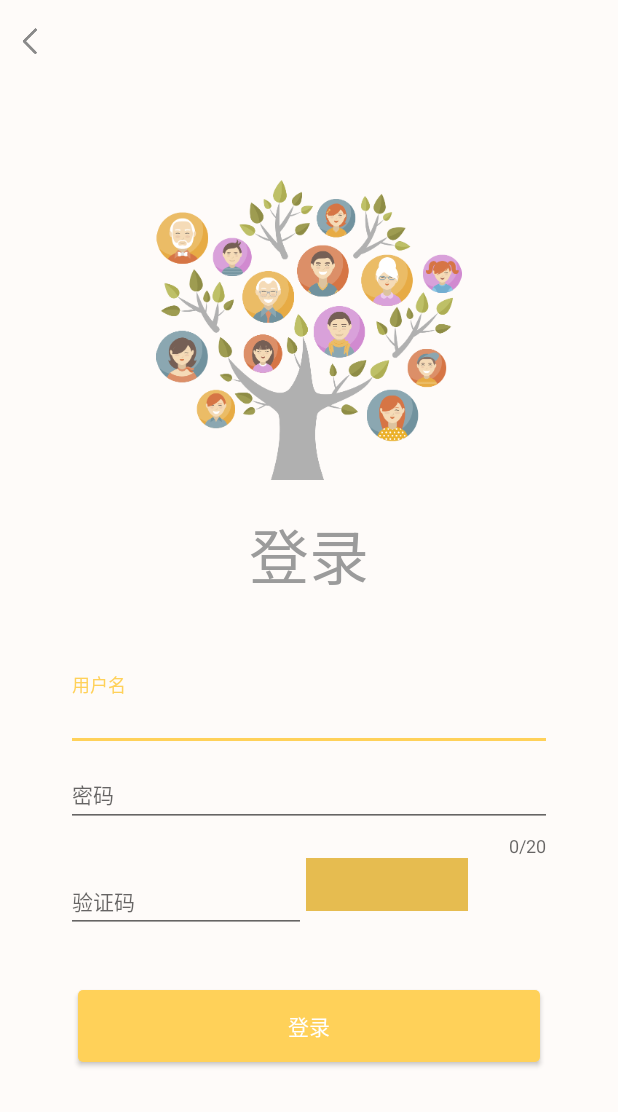
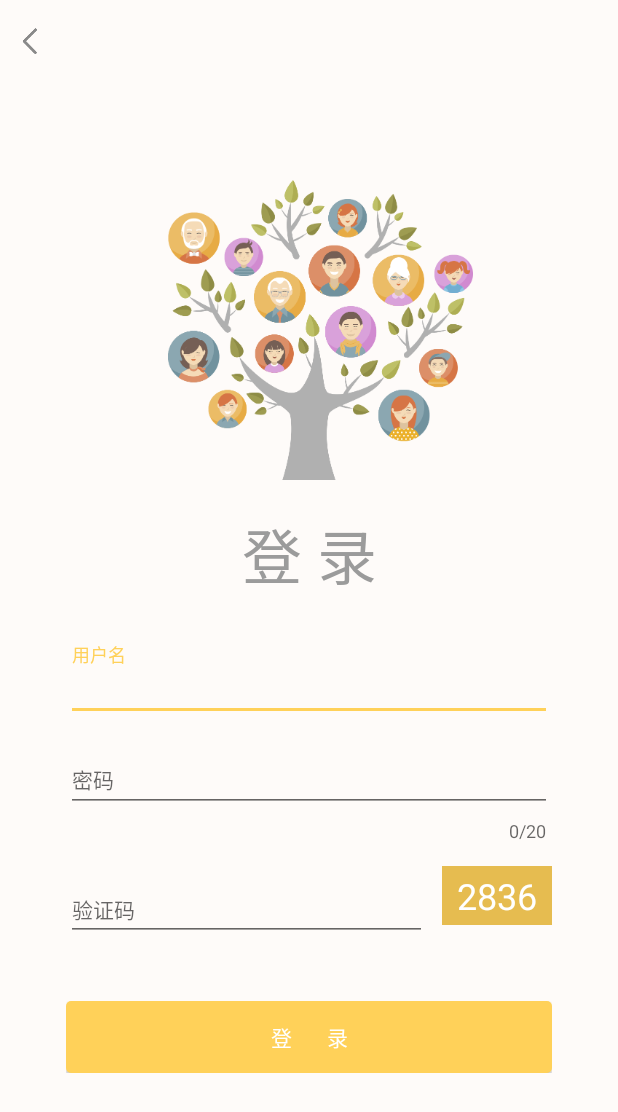
Before and after one commit to Lyrain02/Reunion, an Android app: the loginActivity screen opened directly, with no data from a screen before it, on a phone screen of 412 x 824 dp. Shown: the top 1112 px of the screen. Run offline under Robolectric (Android 15) with nearby library versions, the phone set to English and light mode, and no system bars.

Commit message:
update login

```diff
--- a/app/src/main/res/layout/activity_login.xml
+++ b/app/src/main/res/layout/activity_login.xml
@@ -26,6 +26,7 @@
             android:id="@+id/imageView"
             android:layout_width="match_parent"
             android:layout_height="200dp"
+            android:layout_marginLeft="15dp"
             app:srcCompat="@drawable/familytree" />
 
     </RelativeLayout>
@@ -35,7 +36,7 @@
         android:layout_width="match_parent"
         android:layout_height="wrap_content"
         android:gravity="center"
-        android:text="登录"
+        android:text="登 录"
         android:textColor="@color/grey"
         android:textSize="40dp" />
 
@@ -43,26 +44,29 @@
         android:layout_width="match_parent"
         android:layout_height="374dp"
         android:paddingLeft="44dp"
-        android:paddingTop="50dp"
+        android:paddingTop="20dp"
         android:orientation="vertical"
         android:paddingRight="44dp">
 
         <com.google.android.material.textfield.TextInputLayout
             android:layout_width="match_parent"
             android:layout_height="wrap_content"
+            android:layout_marginTop="10dp"
             android:hint="用户名">
 
             <EditText
-                android:id="@+id/username"
+                android:id="@+id/username2"
                 android:textSize="14dp"
                 android:layout_width="match_parent"
-                android:layout_height="wrap_content"/>
+                android:layout_height="wrap_content"
+                android:singleLine="true"/>
         </com.google.android.material.textfield.TextInputLayout>
 
 
         <com.google.android.material.textfield.TextInputLayout
             android:layout_width="match_parent"
             android:layout_height="wrap_content"
+            android:layout_marginTop="10dp"
             app:counterEnabled="true"
             app:counterMaxLength="20"
             android:hint="密码">
@@ -70,47 +74,53 @@
             <EditText
                 android:id="@+id/pwd"
                 android:textSize="14dp"
-
                 android:inputType="textPassword"
                 android:layout_width="match_parent"
-                android:layout_height="wrap_content"/>
+                android:layout_height="wrap_content"
+                android:singleLine="true"/>
         </com.google.android.material.textfield.TextInputLayout>
 
 
         <LinearLayout
-            android:layout_width="268dp"
+            android:layout_width="match_parent"
             android:layout_height="50dp"
-            android:orientation="horizontal">
+            android:orientation="horizontal"
+            android:layout_marginTop="15dp">
 
             <com.google.android.material.textfield.TextInputLayout
-                android:layout_width="160dp"
+                android:layout_width="0dp"
+                android:layout_weight="1"
                 android:layout_height="match_parent"
-
                 android:hint="验证码">
 
                 <EditText
-                    android:id="@+id/code"
+                    android:id="@+id/inputCode2"
                     android:textSize="14dp"
-                    android:inputType="textPassword"
-                    android:layout_width="160dp"
-                    android:layout_height="match_parent"/>
+                    android:layout_width="match_parent"
+                    android:layout_height="match_parent"
+                    android:singleLine="true"/>
             </com.google.android.material.textfield.TextInputLayout>
 
 
-            <ImageView
-                android:layout_width="200dp"
-                android:layout_height="35dp"
-                android:paddingLeft="30dp"
-                android:background="@color/heavy_sun"
-
-                />
-
+            <TextView
+                android:id="@+id/checkCode2"
+                android:layout_width="wrap_content"
+                android:layout_height="39dp"
+                android:layout_gravity="right"
+                android:layout_marginLeft="10dp"
+                android:paddingLeft="10dp"
+                android:paddingRight="10dp"
+                android:text="2836"
+                android:textColor="#fff"
+                android:gravity="center"
+                android:textSize="24sp"
+                android:background="@color/heavy_sun" />
         </LinearLayout>
 
-        <RelativeLayout
+        <LinearLayout
             android:layout_width="match_parent"
             android:layout_height="wrap_content"
-            android:paddingTop="30dp"
+            android:paddingTop="40dp"
             >
 
             <Button
@@ -118,16 +128,10 @@
                 android:layout_width="match_parent"
                 android:layout_height="wrap_content"
                 android:layout_alignParentLeft="true"
-                android:layout_margin="8dp"
                 android:background="@drawable/yellow_button"
-                android:text="登录"
-                android:textColor="@color/white"
-                />
+                android:text="登       录"
+                android:textColor="@color/white" />
 
-        </RelativeLayout>
-
-
-
-
+        </LinearLayout>
     </LinearLayout>
 </LinearLayout>
```
Also changed, not shown: app/src/main/java/com/example/mytest/loginActivity.kt (+110 -24 lines), 2 other files.
